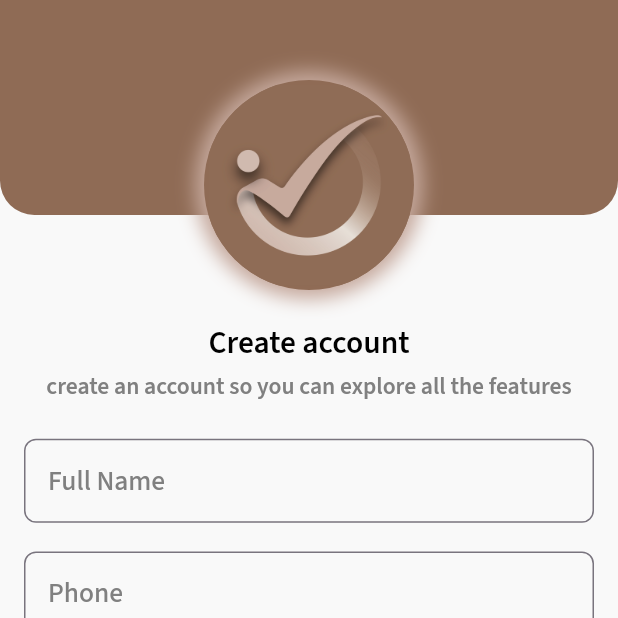
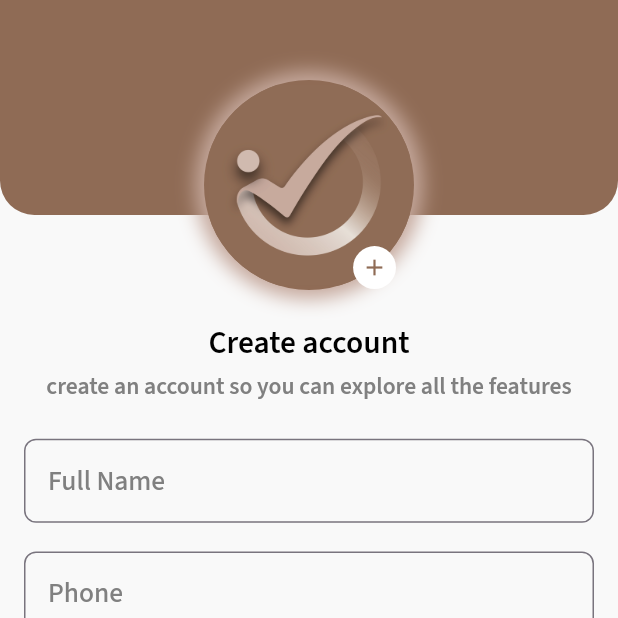
Before and after one commit to drax6055/admin_ifloriana, a Flutter app: the RegisterScreen screen opened by its route, on a phone screen of 412 x 824 dp, the top half of it. Run offline on Flutter 3.47's test engine with Material 3 defaults, Android fonts, the phone set to English and light mode, and no system bars; our stand-ins replace dio, file_picker, fl_chart, flutter_dotenv, flutter_screenutil, flutter_secure_storage and 6 more; missing offline and left inert: dart:ffi, razorpay_flutter; accounts and stored records are empty.

Commit message:
udpating login api and updating register ui right now

```diff
--- a/lib/network/model/signup_model.dart
+++ b/lib/network/model/signup_model.dart
@@ -20,6 +20,7 @@ class Sigm_up_model {
 }
 
 class Admin {
+  String? sId;
   String? fullName;
   String? salonName;
   String? phoneNumber;
@@ -28,7 +29,8 @@ class Admin {
   String? packageId;
 
   Admin(
-      {this.fullName,
+      {this.sId,
+      this.fullName,
       this.salonName,
       this.phoneNumber,
       this.email,
@@ -36,6 +38,7 @@ class Admin {
       this.packageId});
 
   Admin.fromJson(Map<String, dynamic> json) {
+    sId = json['_id'];
     fullName = json['full_name'];
     salonName = json['salon_name'];
     phoneNumber = json['phone_number'];
@@ -46,6 +49,7 @@ class Admin {
 
   Map<String, dynamic> toJson() {
     final Map<String, dynamic> data = new Map<String, dynamic>();
+    data['_id'] = this.sId;
     data['full_name'] = this.fullName;
     data['salon_name'] = this.salonName;
     data['phone_number'] = this.phoneNumber;
--- a/lib/network/network_const.dart
+++ b/lib/network/network_const.dart
@@ -1,13 +1,12 @@
 class Apis {
   static const baseUrl = 'http://192.168.1.10:5000/api';
 
-  // static const staticbaseUrl = 'http://192.168.1.10:8000/api/';
 }
 
 class Endpoints {
   static const String register_salon = '/auth/signup';
   static const String login = '/auth/login';
-  static const String udpate_salon = 'salons';
+  static const String udpate_salon = '/salons';
   static const String packages = '/package';
   static const String dashboard = 'c4dbb261-e4a5-4a2e-a174-7870566dc417';
   static const String admin_forgot = 'admin_forgot_password';
--- a/lib/ui/auth/register/register_screen.dart
+++ b/lib/ui/auth/register/register_screen.dart
@@ -1,6 +1,10 @@
+import 'dart:io';
+import 'dart:math';
+
 import 'package:flutter/material.dart';
 import 'package:flutter/services.dart';
 import 'package:flutter_screenutil/flutter_screenutil.dart';
+import 'package:flutter_template/commen_items/commen_class.dart';
 import 'package:flutter_template/utils/app_images.dart';
 import 'package:flutter_template/utils/colors.dart';
 import 'package:get/get.dart';
@@ -85,8 +89,6 @@ class RegisterScreen extends StatelessWidget {
     );
   }
 
-
-
   Widget Btn_register() {
     return ElevatedButtonExample(
       text: "Next",
@@ -139,12 +141,39 @@ class RegisterScreen extends StatelessWidget {
                     blurRadius: 10, color: secondaryColor, spreadRadius: 6)
               ],
             ),
-            child: CircleAvatar(
-              radius: 70,
-              backgroundColor: primaryColor,
-              foregroundImage: AssetImage(
-                AppImages.applogo,
-              ),
+            child: Stack(
+              children: [
+                Obx(
+                  () => CircleAvatar(
+                    radius: 70,
+                    backgroundColor: primaryColor,
+                    foregroundImage: singleImage.value != null &&
+                            singleImage.value!.path.isNotEmpty
+                        ? FileImage(File(singleImage.value!.path))
+                        : AssetImage(AppImages.applogo) as ImageProvider,
+                  ),
+                ),
+                Positioned(
+                  right: 12,
+                  bottom: 0,
+                  child: GestureDetector(
+                    onTap: () => pickImage(isMultiple: false),
+                    child: Container(
+                      height: 25.h,
+                      width: 25.w,
+                      decoration: BoxDecoration(
+                        shape: BoxShape.circle,
+                        color: white,
+                      ),
+                      child: Icon(
+                        Icons.add,
+                        color: primaryColor,
+                        size: 18,
+                      ),
+                    ),
+                  ),
+                ),
+              ],
             ),
           ),
         )
--- a/lib/ui/auth/register_packages/register_packages_controller.dart
+++ b/lib/ui/auth/register_packages/register_packages_controller.dart
@@ -109,15 +109,11 @@ class PackagesController extends GetxController {
   void _handlePaymentSuccess(PaymentSuccessResponse response) async {
     try {
       String paymentId = response.paymentId ?? '';
-
       var selectedPackage = packages
           .firstWhereOrNull((pkg) => pkg.sId == selectedPackageId.value);
-
       if (selectedPackage != null) {
         double amount = selectedPackage.price! * 100.0;
-
         await dioClient.capturePayment(paymentId, amount);
-
         CustomSnackbar.showSuccess('Success', 'Payment captured successfully');
         print('Success --> Payment captured successfully: $paymentId');
         await onRegisterData();
@@ -127,7 +123,6 @@ class PackagesController extends GetxController {
       print('Error --> Payment capture failed: $e');
     }
   }
-
   void _handlePaymentError(PaymentFailureResponse response) {
     CustomSnackbar.showError('Error', 'Payment failed: ${response.message}');
     print('Error --> Payment failed: ${response.message}');
@@ -161,6 +156,7 @@ class PackagesController extends GetxController {
         (json) => Sigm_up_model.fromJson(json),
       );
       await prefs.setSignupDetails(response);
+
       Get.offAllNamed(Routes.completeSalonProfileScreen,
           arguments: {'package_id': selectedPackageId.value});
     } catch (e) {
--- a/lib/ui/drawer/drawer_controller.dart
+++ b/lib/ui/drawer/drawer_controller.dart
@@ -2,7 +2,6 @@ import 'package:get/get.dart';
 import '../../main.dart';
 
 class DrawermenuController extends GetxController {
-
   var selectedPage = 0.obs;
   var fullname = ''.obs;
   var email = ''.obs;
@@ -24,8 +23,8 @@ class DrawermenuController extends GetxController {
 
   void getUserDetails() async {
     final loginUser = await prefs.getUser();
-
-    fullname.value = '${loginUser?.fullName ?? ''}';
+    print("==> $loginUser");
+    fullname.value = '${loginUser?.salonName}';
     email.value = loginUser?.email ?? '';
   }
 }
--- a/lib/ui/drawer/drawer_screen.dart
+++ b/lib/ui/drawer/drawer_screen.dart
@@ -74,7 +74,7 @@ class DrawerScreen extends StatelessWidget {
                   color: primaryColor,
                 ),
                 accountName: Obx(() => CustomTextWidget(
-                    text: getController.fullname.value,
+                    text: getController.fullname.value.toString(),
                     textStyle: CustomTextStyles.textFontMedium(
                         size: 14.sp, color: white))),
                 accountEmail: Obx(() => CustomTextWidget(
--- a/pubspec.yaml
+++ b/pubspec.yaml
@@ -49,6 +49,8 @@ dependencies:
   intl: ^0.20.2
   fl_chart: ^0.71.0
   flutter_svg: ^2.1.0
+  image_picker: ^1.1.2
+  file_picker: ^10.1.9
 
 
 dev_dependencies:
```
Also changed, not shown: lib/commen_items/commen_class.dart (added, +146 -0 lines), lib/commen_items/sharePrafrence.dart (+5 -20 lines), lib/network/model/addSalonDetails.dart (+10 -43 lines), lib/network/model/login_model.dart (+9 -1 lines), lib/ui/drawer/complete__salon_profile.dart/complete_salon_profile_controller.dart (+7 -9 lines), lib/ui/drawer/udpate_salon_details/udpateSalon_controller.dart (+10 -14 lines), pubspec.lock, 10 other files.
